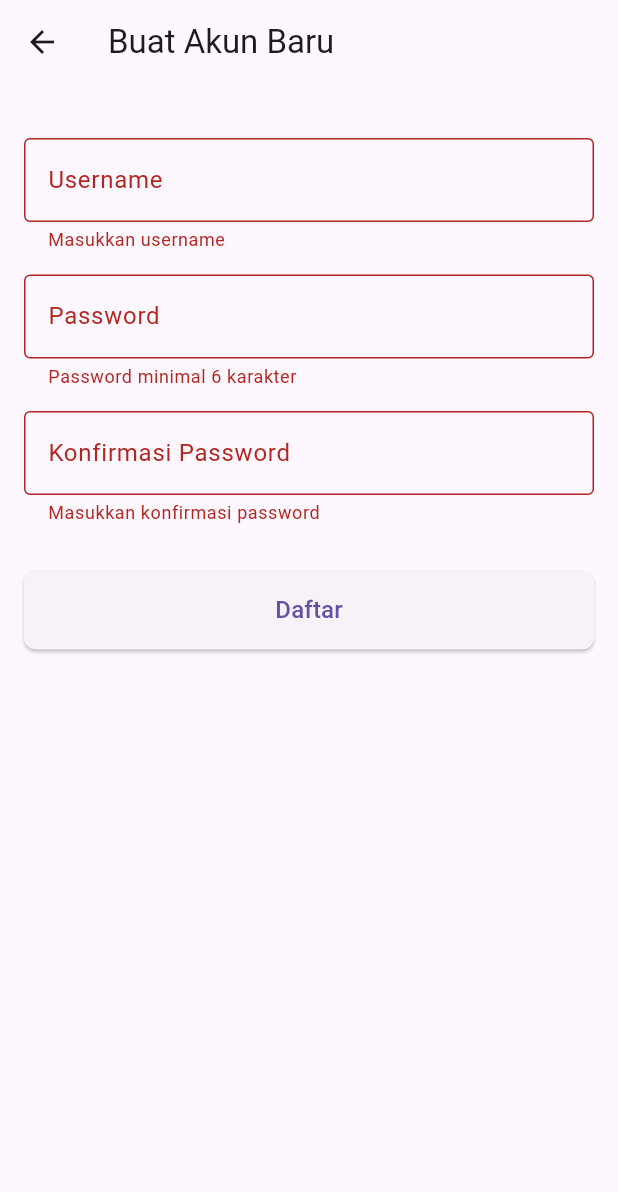
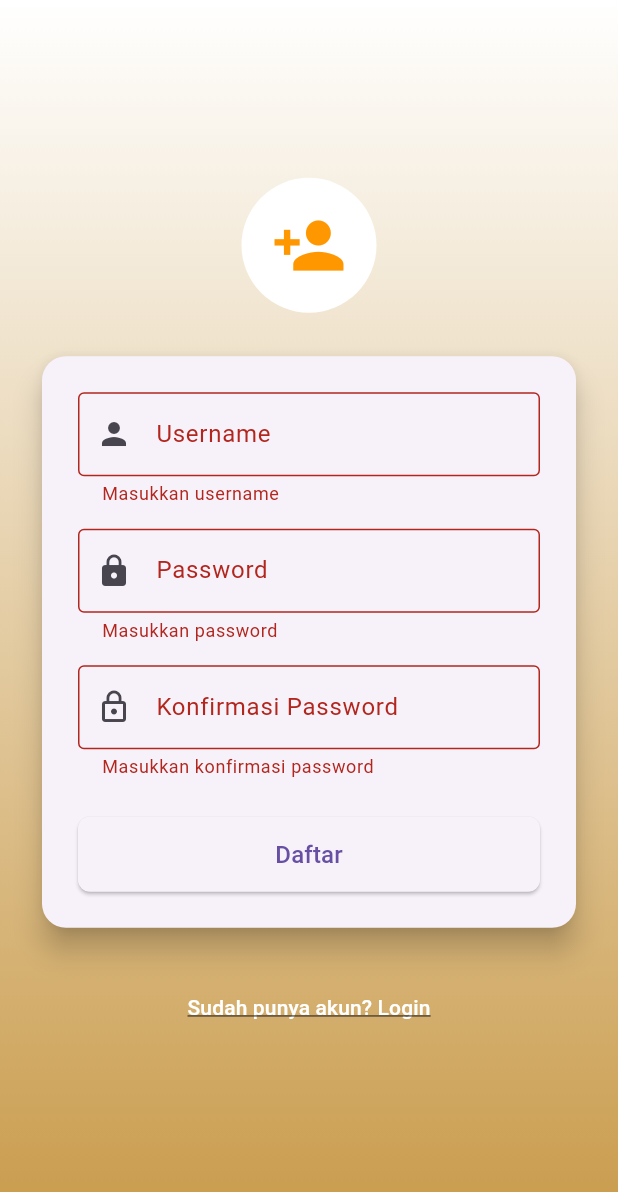
Before and after one commit to erniode/aplikasi-android-rekomendasi-tempat-wisata, a Flutter app: the RegisterScreen screen opened by its route, after a tap on "Daftar", on a phone screen of 412 x 824 dp. Shown: the top 1192 px of the screen. Run offline on Flutter 3.47's test engine with Material 3 defaults, Android fonts, the phone set to English and light mode, and no system bars; our stand-ins replace carousel_slider, firebase_auth, firebase_core; accounts and stored records are empty.

Commit message:
update tampilan UI login dan register

```diff
--- a/lib/screens/register_screen.dart
+++ b/lib/screens/register_screen.dart
@@ -4,6 +4,7 @@ import '../providers/auth_provider.dart';
 
 class RegisterScreen extends StatefulWidget {
   static const routeName = '/register';
+
   const RegisterScreen({super.key});
 
   @override
@@ -14,38 +15,31 @@ class _RegisterScreenState extends State<RegisterScreen> {
   final _formKey = GlobalKey<FormState>();
   String _username = '';
   String _password = '';
-  String _confirmPassword = '';
+  String _confirmPass = '';
   bool _loading = false;
 
-  void _submitRegistration(AuthProvider auth) async {
+  void _submitRegister(AuthProvider auth) async {
     if (!_formKey.currentState!.validate()) return;
     _formKey.currentState!.save();
 
-    if (_password != _confirmPassword) {
+    if (_password != _confirmPass) {
       ScaffoldMessenger.of(context).showSnackBar(
-        const SnackBar(content: Text('Password tidak cocok!')),
+        const SnackBar(content: Text("Password tidak sama.")),
       );
       return;
     }
 
     setState(() => _loading = true);
-
-    // Default role adalah 'user'
-    final ok = await auth.register(
-      _username,
-      _password,
-    );
-
+    final ok = await auth.register(_username, _password);
     setState(() => _loading = false);
 
-    if (ok) {
-      // Jika berhasil mendaftar, kembali ke layar sebelumnya (Login/Home)
-      if (Navigator.canPop(context)) Navigator.pop(context);
+    if (ok && mounted) {
+      Navigator.pop(context);
     } else {
-      // Tampilkan pesan error dari AuthProvider (misalnya: username sudah digunakan)
       ScaffoldMessenger.of(context).showSnackBar(
         const SnackBar(
-            content: Text('Pendaftaran gagal. Cek kredensial Anda.')),
+          content: Text("Gagal mendaftar. Silakan coba lagi."),
+        ),
       );
     }
   }
@@ -53,60 +47,101 @@ class _RegisterScreenState extends State<RegisterScreen> {
   @override
   Widget build(BuildContext context) {
     final auth = Provider.of<AuthProvider>(context);
+
     return Scaffold(
-      appBar: AppBar(title: const Text('Buat Akun Baru')),
-      body: SingleChildScrollView(
+      body: Container(
+        width: double.infinity,
+        padding: const EdgeInsets.symmetric(horizontal: 24),
+        decoration: const BoxDecoration(
+          gradient: LinearGradient(
+            colors: [
+              Colors.white,
+              Color.fromARGB(255, 201, 155, 75),
+            ],
+            begin: Alignment.topCenter,
+            end: Alignment.bottomCenter,
+          ),
+        ),
+        child: Center(
+          child: SingleChildScrollView(
+            child: Column(
+              children: [
+                const SizedBox(height: 30),
+
+                /// 👤 ICON BULAT
+                const CircleAvatar(
+                  radius: 45,
+                  backgroundColor: Colors.white,
+                  child: Icon(
+                    Icons.person_add,
+                    size: 50,
+                    color: Colors.orange,
+                  ),
+                ),
+
+                const SizedBox(height: 25),
+
+                /// 📦 CARD REGISTER FORM
+                Card(
+                  elevation: 8,
+                  shape: RoundedRectangleBorder(
+                    borderRadius: BorderRadius.circular(16),
+                  ),
                   child: Padding(
-          padding: const EdgeInsets.all(16.0),
+                    padding: const EdgeInsets.all(24),
                     child: Form(
                       key: _formKey,
                       child: Column(
-              crossAxisAlignment: CrossAxisAlignment.stretch,
                         children: [
-                const SizedBox(height: 20),
                           TextFormField(
                             decoration: const InputDecoration(
                               labelText: 'Username',
+                              prefixIcon: Icon(Icons.person),
                               border: OutlineInputBorder(),
                             ),
                             onSaved: (v) => _username = v ?? '',
-                  validator: (v) =>
-                      (v == null || v.isEmpty) ? 'Masukkan username' : null,
+                            validator: (v) => (v == null || v.isEmpty)
+                                ? 'Masukkan username'
+                                : null,
                           ),
                           const SizedBox(height: 15),
                           TextFormField(
                             decoration: const InputDecoration(
                               labelText: 'Password',
+                              prefixIcon: Icon(Icons.lock),
                               border: OutlineInputBorder(),
                             ),
                             obscureText: true,
                             onSaved: (v) => _password = v ?? '',
-                  validator: (v) => (v == null || v.length < 6)
-                      ? 'Password minimal 6 karakter'
+                            validator: (v) => (v == null || v.isEmpty)
+                                ? 'Masukkan password'
                                 : null,
                           ),
                           const SizedBox(height: 15),
                           TextFormField(
                             decoration: const InputDecoration(
                               labelText: 'Konfirmasi Password',
+                              prefixIcon: Icon(Icons.lock_outline),
                               border: OutlineInputBorder(),
                             ),
                             obscureText: true,
-                  onSaved: (v) => _confirmPassword = v ?? '',
+                            onSaved: (v) => _confirmPass = v ?? '',
                             validator: (v) => (v == null || v.isEmpty)
                                 ? 'Masukkan konfirmasi password'
                                 : null,
                           ),
-                const SizedBox(height: 30),
+                          const SizedBox(height: 25),
                           _loading
-                    ? const Center(child: CircularProgressIndicator())
+                              ? const CircularProgressIndicator()
                               : ElevatedButton(
                                   style: ElevatedButton.styleFrom(
-                          padding: const EdgeInsets.symmetric(vertical: 15),
+                                    minimumSize:
+                                        const Size(double.infinity, 50),
                                     shape: RoundedRectangleBorder(
-                              borderRadius: BorderRadius.circular(8)),
+                                      borderRadius: BorderRadius.circular(8),
                                     ),
-                        onPressed: () => _submitRegistration(auth),
+                                  ),
+                                  onPressed: () => _submitRegister(auth),
                                   child: const Text(
                                     'Daftar',
                                     style: TextStyle(fontSize: 16),
@@ -117,6 +152,27 @@ class _RegisterScreenState extends State<RegisterScreen> {
                     ),
                   ),
                 ),
+
+                const SizedBox(height: 25),
+
+                /// 🔗 LINK KEMBALI KE LOGIN
+                TextButton(
+                  onPressed: () => Navigator.pop(context),
+                  child: const Text(
+                    "Sudah punya akun? Login",
+                    style: TextStyle(
+                      color: Colors.white,
+                      fontSize: 14,
+                      decoration: TextDecoration.underline,
+                    ),
+                  ),
+                ),
+                const SizedBox(height: 40),
+              ],
+            ),
+          ),
+        ),
+      ),
     );
   }
 }
```
Also changed, not shown: lib/screens/login_screen.dart (+86 -31 lines), lib/firebase_options.dart. Lines whose indentation alone changed are shown as unchanged.
